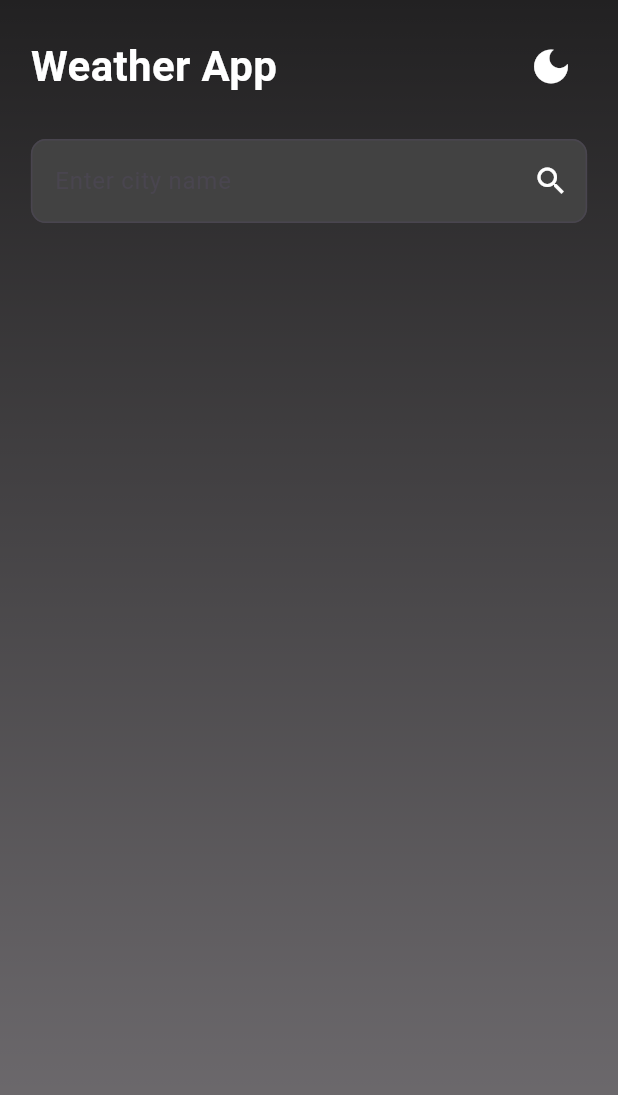
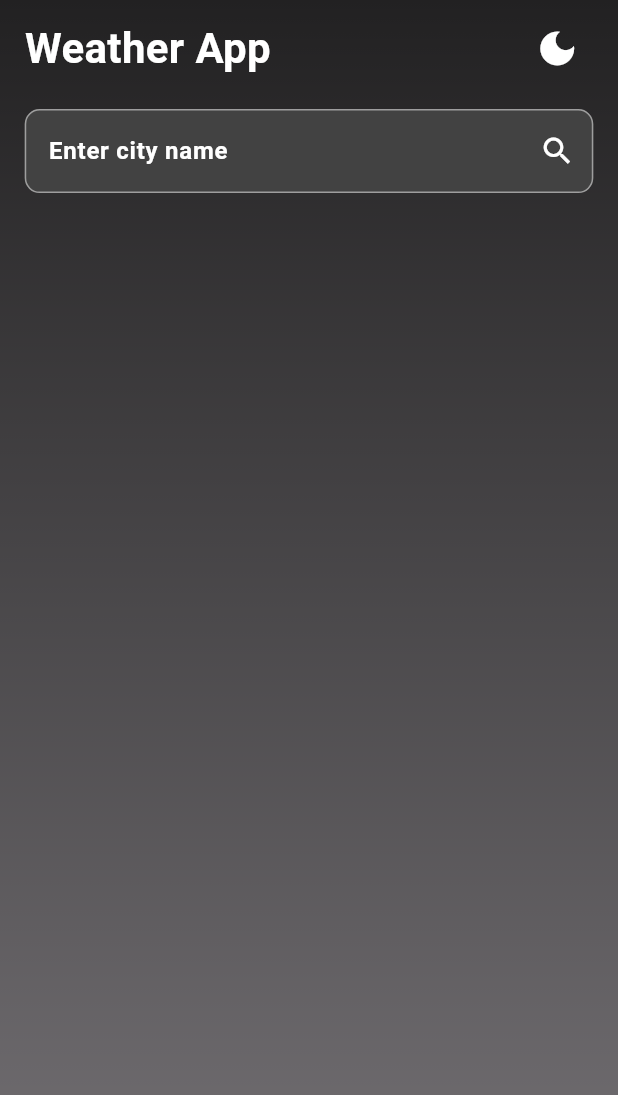
Before and after one commit to Sparsh2509/Weather_App, a Flutter app: the screen it shows after launch, on a phone screen of 412 x 824 dp. Shown: the top 1095 px of the screen. Run offline on Flutter 3.47's test engine with Material 3 defaults, Android fonts, the phone set to English and light mode, and no system bars; our stand-ins replace animated_text_kit, loading_indicator.

Commit message:
Home Page Completed

```diff
--- a/lib/Constants/colors.dart
+++ b/lib/Constants/colors.dart
@@ -4,3 +4,7 @@ const whiteColor = Colors.white;
 const splashColor = Colors.blue;
 const blackColor = Colors.black;
 const greyColor = Colors.grey;
+const darkGradientColor_1 = Colors.black87;
+const darkGradientColor_2 = Colors.black54;
+const lightGradientColor_1 = Colors.blueAccent;
+const lighGradientColor_2 = Colors.lightBlueAccent;
--- a/lib/Pages/Homepage.dart
+++ b/lib/Pages/Homepage.dart
@@ -1,4 +1,6 @@
 import 'package:flutter/material.dart';
+import 'package:weather_app/Constants/colors.dart';
+import 'package:weather_app/Constants/size.dart';
 import 'package:weather_app/Constants/weather_card.dart';
 import 'package:weather_app/Models/Weather_model.dart';
 import 'package:weather_app/Services/get_services.dart';
@@ -37,23 +39,23 @@ class _HomeScreenState extends State<HomeScreen> {
 
   @override
   Widget build(BuildContext context) {
-    return Scaffold(
+    return SafeArea(
+      child: Scaffold(
         body: Container(
-        width: double.infinity,
-        height: double.infinity,
+          width: screenWidth,
+          height: screenHeight,
           decoration: BoxDecoration(
             gradient: LinearGradient(
               begin: Alignment.topCenter,
               end: Alignment.bottomCenter,
               colors: _isDarkMode
-                ? [Colors.black87, Colors.black54]
-                : [Colors.blueAccent, Colors.lightBlueAccent],
+                  ? [darkGradientColor_1, darkGradientColor_2]
+                  : [lightGradientColor_1, lighGradientColor_2],
             ),
           ),
           child: Padding(
-          padding: EdgeInsets.symmetric(horizontal: MediaQuery.of(context).size.width * 0.05, vertical: 20),
+            padding: EdgeInsets.symmetric(horizontal: screenHeight *0.02, vertical: screenWidth*0.02),
             child: Column(
-            crossAxisAlignment: CrossAxisAlignment.start,
               children: [
                 Row(
                   mainAxisAlignment: MainAxisAlignment.spaceBetween,
@@ -63,35 +65,43 @@ class _HomeScreenState extends State<HomeScreen> {
                       style: TextStyle(
                         fontSize: 28,
                         fontWeight: FontWeight.bold,
-                      color: _isDarkMode ? Colors.white : Colors.black,
+                        color: _isDarkMode ? whiteColor : blackColor,
                       ),
                     ),
                     IconButton(
                       icon: Icon(_isDarkMode ? Icons.dark_mode : Icons.light_mode,
-                        color: _isDarkMode ? Colors.white : Colors.black,
+                          color: _isDarkMode ? whiteColor : blackColor,
                           size: 30),
                       onPressed: _toggleTheme,
                     ),
                   ],
                 ),
-              SizedBox(height: MediaQuery.of(context).size.height * 0.03),
+                SizedBox(height: screenHeight * 0.02),
                 TextField(
                   controller: _cityController,
                   decoration: InputDecoration(
                     hintText: "Enter city name",
+                    hintStyle: TextStyle( color:_isDarkMode? whiteColor : blackColor),
                     filled: true,
-                  fillColor: _isDarkMode ? Colors.grey[800] : Colors.white,
-                  border: OutlineInputBorder(borderRadius: BorderRadius.circular(10)),
+                    fillColor: _isDarkMode ? greyColor[800] : Colors.white,
+                     enabledBorder: OutlineInputBorder(
+                    borderRadius: BorderRadius.circular(10),
+                    borderSide: BorderSide(color: _isDarkMode ? greyColor : blackColor),
+                  ),
+                  focusedBorder: OutlineInputBorder(
+                    borderRadius: BorderRadius.circular(10),
+                    borderSide: BorderSide(color: _isDarkMode ? greyColor : splashColor, width: 2),
+                  ),
                     suffixIcon: IconButton(
-                    icon: Icon(Icons.search, color: _isDarkMode ? Colors.white : Colors.black),
+                      icon: Icon(Icons.search, color: _isDarkMode ? whiteColor : blackColor),
                       onPressed: _fetchWeather,
                     ),
                   ),
-                style: TextStyle(color: _isDarkMode ? Colors.white : Colors.black),
+                  style: TextStyle(fontWeight: FontWeight.bold ,color: _isDarkMode ? whiteColor : blackColor),
                 ),
-              SizedBox(height: MediaQuery.of(context).size.height * 0.03),
+                SizedBox(height: screenHeight * 0.03),
                 _isLoading
-                  ? Center(child: CircularProgressIndicator(valueColor: AlwaysStoppedAnimation<Color>(_isDarkMode ? Colors.white : Colors.blue)))
+                    ? Center(child: CircularProgressIndicator(valueColor: AlwaysStoppedAnimation<Color>(_isDarkMode ? whiteColor : blackColor)))
                     : _weather != null
                         ? Flexible(
                             child: SingleChildScrollView(
@@ -103,6 +113,7 @@ class _HomeScreenState extends State<HomeScreen> {
             ),
           ),
         ),
+      ),
     );
   }
 }
--- a/lib/Services/get_services.dart
+++ b/lib/Services/get_services.dart
@@ -20,7 +20,7 @@ class WeatherService {
           feelsLike: data["main"]["feels_like"].toDouble(),
         );
       } else {
-        print("Error: ${response.statusCode} - ${response.body}");
+        print("Error: No City Searched");
         return null;
       }
     } catch (e) {
```
Lines whose indentation alone changed are shown as unchanged.
